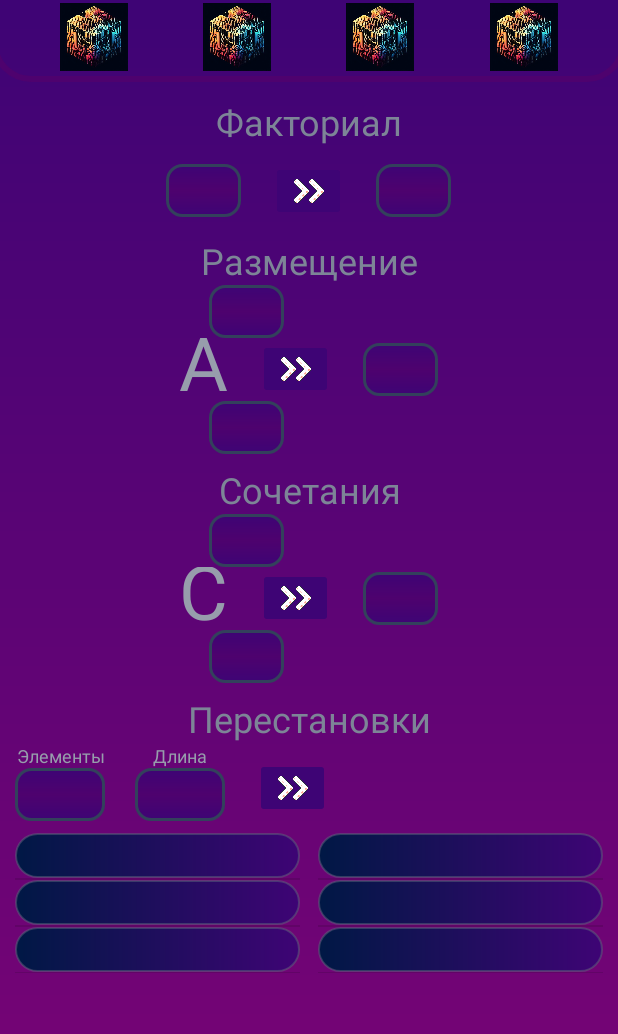
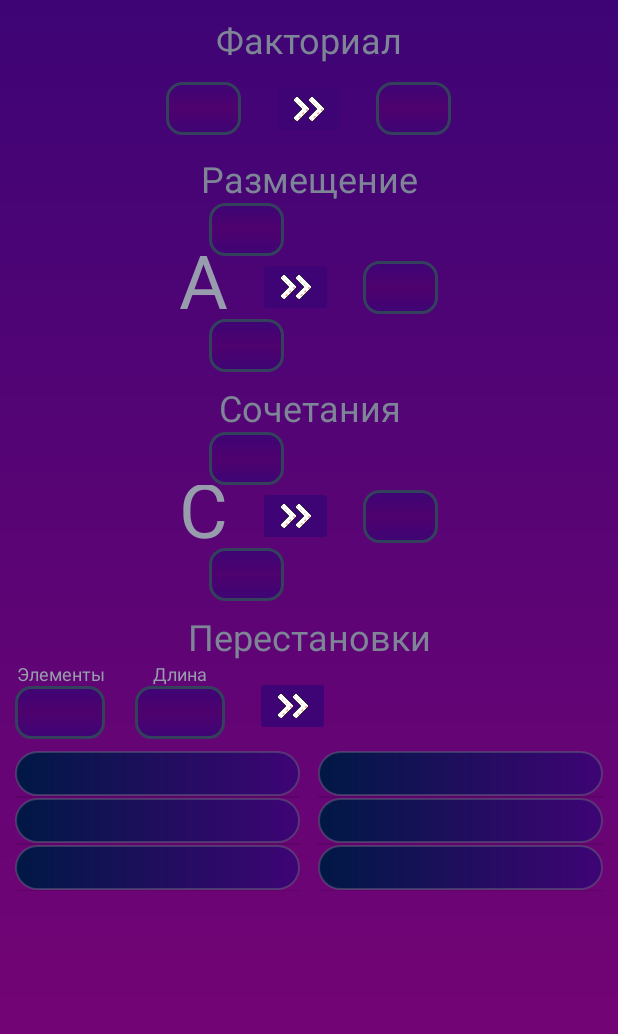
Before and after one commit to 1eG0ist/Mathematics, an Android app: the layout activity_combinatorics_view.xml on its own in the app's theme, with its tools: preview values and no code run, on a phone screen of 412 x 824 dp. Shown: the top 1034 px of the screen. Run offline under Robolectric (Android 15) with nearby library versions, the phone set to English and light mode, and no system bars.

Commit message:
changing the direction of the application towards combinatorics, deleting other sections

```diff
--- a/app/src/main/AndroidManifest.xml
+++ b/app/src/main/AndroidManifest.xml
@@ -12,13 +12,7 @@
         android:theme="@style/Theme.Mathematics"
         tools:targetApi="31">
         <activity
-            android:name=".MatrixView"
-            android:exported="false" />
-        <activity
             android:name=".CombinatoricsView"
-            android:exported="false" />
-        <activity
-            android:name=".MainActivity"
             android:exported="true">
             <intent-filter>
                 <action android:name="android.intent.action.MAIN" />
--- a/app/src/main/res/layout/activity_combinatorics_view.xml
+++ b/app/src/main/res/layout/activity_combinatorics_view.xml
@@ -14,74 +14,8 @@
         android:layout_height="wrap_content">
 
         <RelativeLayout
-            android:id="@+id/topMenu"
-            android:layout_width="match_parent"
-            android:layout_height="60dp"
-            android:layout_marginStart="-5dp"
-            android:layout_marginTop="-5dp"
-            android:layout_marginEnd="-5dp"
-            android:background="@drawable/item_main_menu"
-            android:orientation="horizontal"
-            app:layout_constraintEnd_toEndOf="parent"
-            app:layout_constraintStart_toStartOf="parent"
-            app:layout_constraintTop_toTopOf="parent">
-
-            <LinearLayout
-                android:layout_width="match_parent"
-                android:layout_height="match_parent"
-                android:gravity="center_vertical"
-                android:orientation="horizontal"
-                android:paddingHorizontal="20dp">
-
-                <ImageButton
-                    android:id="@+id/CombinatoricsButton"
-                    android:layout_width="0dp"
-                    android:layout_weight="1"
-                    android:layout_height="45dp"
-                    android:background="@android:color/transparent"
-                    android:contentDescription="@string/CombinatoricsDescription"
-                    android:scaleType="centerInside"
-                    app:srcCompat="@drawable/img_combinatorics_2" />
-
-                <ImageButton
-                    android:id="@+id/MatricesButton"
-                    android:layout_width="0dp"
-                    android:layout_height="45dp"
-                    android:layout_weight="1"
-                    android:background="@android:color/transparent"
-                    android:contentDescription="@string/MatrixDescription"
-                    android:scaleType="centerInside"
-                    app:srcCompat="@drawable/img_matrices_1" />
-
-                <ImageButton
-                    android:id="@+id/MainFormulasButton"
-                    android:layout_width="0dp"
-                    android:layout_height="45dp"
-                    android:layout_weight="1"
-                    android:background="@android:color/transparent"
-                    android:contentDescription="@string/MainFormulasDescription"
-                    android:scaleType="centerInside"
-                    app:srcCompat="@drawable/img_main_formulas_1" />
-
-                <ImageButton
-                    android:id="@+id/GuideButton"
-                    android:layout_width="0dp"
-                    android:layout_height="45dp"
-                    android:layout_weight="1"
-                    android:background="@android:color/transparent"
-                    android:contentDescription="@string/GuideDescription"
-                    android:layoutDirection="rtl"
-                    android:scaleType="centerInside"
-                    app:srcCompat="@drawable/img_guide_1" />
-
-            </LinearLayout>
-
-        </RelativeLayout>
-
-        <RelativeLayout
             android:layout_width="match_parent"
             android:layout_height="match_parent"
-            android:layout_below="@+id/topMenu"
             android:layout_marginVertical="10dp"
             android:layout_marginHorizontal="10dp">
 
@@ -147,7 +81,7 @@
                             android:layout_width="wrap_content"
                             android:minWidth="50dp"
                             android:layout_height="35dp"
-                            android:maxWidth="150dp"
+                            android:maxWidth="200dp"
                             android:paddingHorizontal="10dp"
                             android:textSize="24sp"
                             android:textColor="@color/gray_2"
@@ -227,7 +161,7 @@
                                 android:layout_width="wrap_content"
                                 android:layout_height="35dp"
                                 android:background="@drawable/item_input_text_bg"
-                                android:maxWidth="150dp"
+                                android:maxWidth="200dp"
                                 android:minWidth="50dp"
                                 android:paddingHorizontal="10dp"
                                 android:textColor="@color/gray_2"
@@ -324,7 +258,7 @@
                                 android:layout_width="wrap_content"
                                 android:minWidth="50dp"
                                 android:layout_height="35dp"
-                                android:maxWidth="150dp"
+                                android:maxWidth="200dp"
                                 android:paddingHorizontal="10dp"
                                 android:textSize="24sp"
                                 android:textColor="@color/gray_2"
```
Also changed, not shown: app/src/main/java/com/example/mathematics/CombinatoricsView.kt (+25 -1 lines), app/src/main/java/com/example/mathematics/MainActivity.kt (deleted, +0 -20 lines), app/src/main/java/com/example/mathematics/MatrixView.kt (deleted, +0 -11 lines), app/src/main/res/layout/activity_main.xml (deleted, +0 -86 lines), app/src/main/res/layout/activity_matrix_view.xml (deleted, +0 -77 lines).
